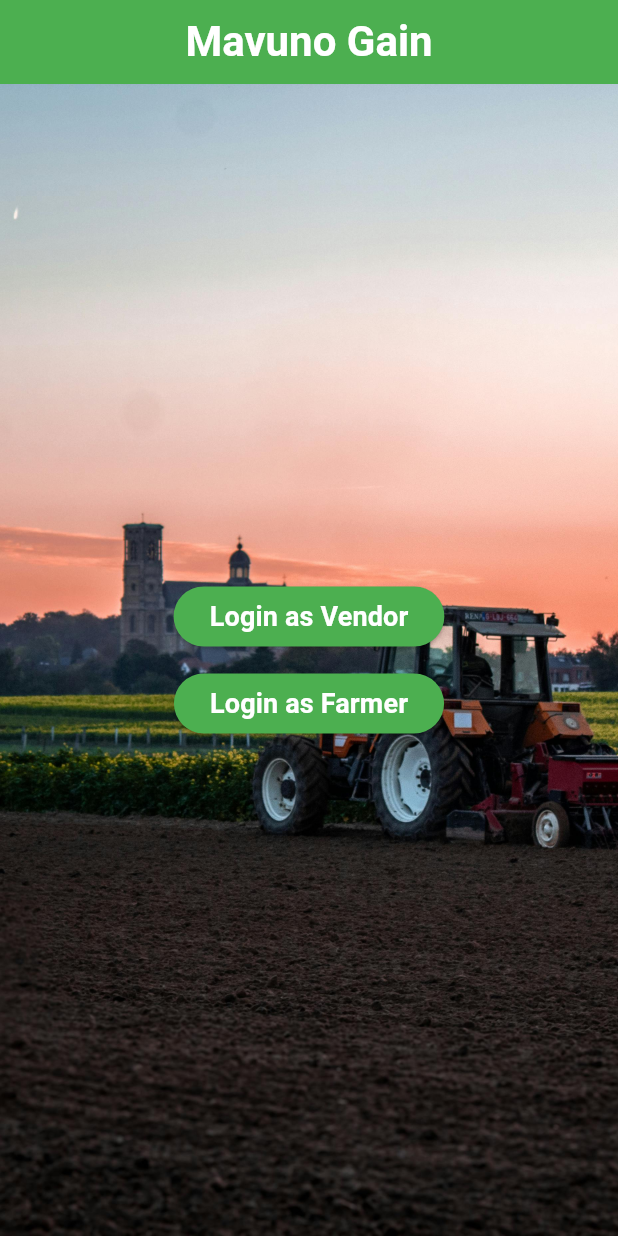
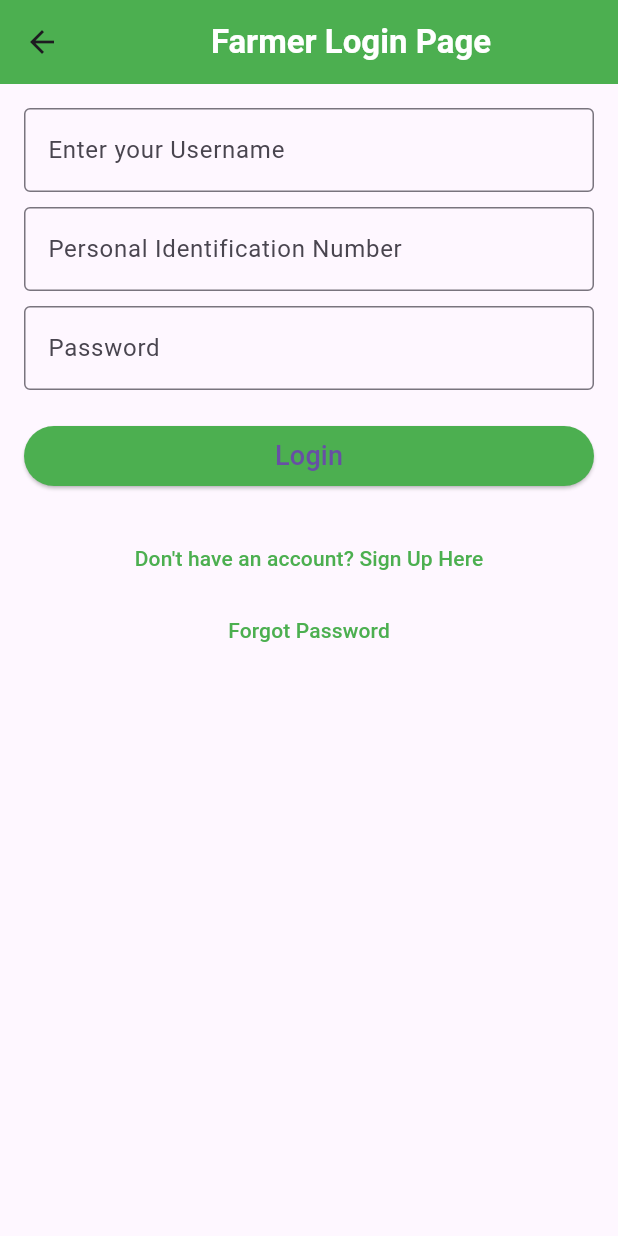
Before and after one commit to MagadiM/mavuno_gain, a Flutter app: the screen it shows after launch, after a tap on "Login as Farmer", on a phone screen of 412 x 824 dp. Run offline on Flutter 3.47's test engine with Material 3 defaults, Android fonts, the phone set to English and light mode, and no system bars.

```diff
--- a/lib/main.dart
+++ b/lib/main.dart
@@ -1,4 +1,5 @@
 import 'package:flutter/material.dart';
+import 'package:mavuno_gain/screens/farmerlogin.dart';
 
 void main() {
   runApp(MavunoApp());
@@ -16,7 +17,7 @@ class MavunoApp extends StatelessWidget {
   }
 }
 
-//create the home page
+// Create the home page
 class MavunoHomePage extends StatelessWidget {
   @override
   Widget build(BuildContext context) {
@@ -56,6 +57,12 @@ class MavunoHomePage extends StatelessWidget {
                         children: [
                           ElevatedButton(
                             onPressed: () {
+                              Navigator.push(
+                                context,
+                                MaterialPageRoute(
+                                  builder: (context) => MavunoHomePage(), // Update to the correct page
+                                ),
+                              );
                               print("Login as a vendor");
                             },
                             style: ElevatedButton.styleFrom(
@@ -65,14 +72,20 @@ class MavunoHomePage extends StatelessWidget {
                               'Login as Vendor',
                               style: TextStyle(
                                 color: Colors.white,
-                                  fontSize: 18,
-                                  fontWeight: FontWeight.bold),
+                                fontSize: 16,
+                                fontWeight: FontWeight.bold,
+                              ),
                             ),
                           ),
                           SizedBox(height: 10),
                           ElevatedButton(
                             onPressed: () {
-                              print("Login as a Farmer");
+                              Navigator.push(
+                                context,
+                                MaterialPageRoute(
+                                  builder: (context) => FarmerLogin(),
+                                ),
+                              );
                             },
                             style: ElevatedButton.styleFrom(
                               backgroundColor: Colors.green,
@@ -81,8 +94,9 @@ class MavunoHomePage extends StatelessWidget {
                               'Login as Farmer',
                               style: TextStyle(
                                 color: Colors.white,
-                                  fontSize: 18,
-                                  fontWeight: FontWeight.bold),
+                                fontSize: 16,
+                                fontWeight: FontWeight.bold,
+                              ),
                             ),
                           ),
                         ],
@@ -93,6 +107,12 @@ class MavunoHomePage extends StatelessWidget {
                         children: [
                           ElevatedButton(
                             onPressed: () {
+                              Navigator.push(
+                                context,
+                                MaterialPageRoute(
+                                  builder: (context) => MavunoHomePage(),
+                                ),
+                              );
                               print('Login as a vendor');
                             },
                             style: ElevatedButton.styleFrom(
@@ -105,14 +125,20 @@ class MavunoHomePage extends StatelessWidget {
                                 style: TextStyle(
                                   color: Colors.white,
                                   fontSize: 20,
-                                    fontWeight: FontWeight.bold),
+                                  fontWeight: FontWeight.bold,
+                                ),
                               ),
                             ),
                           ),
                           SizedBox(width: 10),
                           ElevatedButton(
                             onPressed: () {
-                              print('Login as a Farmer');
+                              Navigator.push(
+                                context,
+                                MaterialPageRoute(
+                                  builder: (context) => FarmerLogin(),
+                                ),
+                              );
                             },
                             style: ElevatedButton.styleFrom(
                               backgroundColor: Colors.green,
@@ -124,7 +150,8 @@ class MavunoHomePage extends StatelessWidget {
                                 style: TextStyle(
                                   color: Colors.white,
                                   fontSize: 20,
-                                    fontWeight: FontWeight.bold),
+                                  fontWeight: FontWeight.bold,
+                                ),
                               ),
                             ),
                           ),
@@ -138,3 +165,22 @@ class MavunoHomePage extends StatelessWidget {
     );
   }
 }
+
+// // Placeholder for FarmerLogin page
+// class FarmerLogin extends StatelessWidget {
+//   @override
+//   Widget build(BuildContext context) {
+//     return Scaffold(
+//       appBar: AppBar(
+//         backgroundColor: Colors.green,
+//         title: Text('Farmer Login'),
+//       ),
+//       body: Center(
+//         child: Text(
+//           'Farmer Login Page',
+//           style: TextStyle(fontSize: 24),
+//         ),
+//       ),
+//     );
+//   }
+// }
--- a/lib/screens/farmerlogin.dart
+++ b/lib/screens/farmerlogin.dart
@@ -0,0 +1,104 @@
+import 'package:flutter/material.dart';
+import 'package:mavuno_gain/main.dart';
+
+// Farmer login widget screen
+class FarmerLogin extends StatelessWidget {
+  FarmerLogin({super.key});
+
+  @override
+  Widget build(BuildContext context) {
+    return Scaffold(
+      appBar: AppBar(
+        backgroundColor: Colors.green,
+        title: Center(
+          child: Text(
+            'Farmer Login Page',
+            style: TextStyle(
+              color: Colors.white,
+              fontWeight: FontWeight.bold,
+            ),
+          ),
+        ),
+      ),
+      // body widget which has a login form
+      body: SingleChildScrollView(
+        padding: EdgeInsets.all(16.0),
+        child: Column(
+          mainAxisAlignment: MainAxisAlignment.center,
+          crossAxisAlignment: CrossAxisAlignment.stretch,
+          children: [
+            // Username field
+            TextField(
+              decoration: InputDecoration(
+                labelText: 'Enter your Username',
+                border: OutlineInputBorder(),
+              ),
+            ),
+            SizedBox(height: 10),
+            // Personal Identification Number field
+            TextField(
+              decoration: InputDecoration(
+                labelText: 'Personal Identification Number',
+                border: OutlineInputBorder(),
+              ),
+              keyboardType: TextInputType.number,
+            ),
+            SizedBox(height: 10),
+            // Password field
+            TextField(
+              decoration: InputDecoration(
+                labelText: 'Password',
+                border: OutlineInputBorder(),
+              ),
+              obscureText: true, // Hides the input for passwords
+            ),
+            SizedBox(height: 20),
+            // Login button
+            ElevatedButton(
+              onPressed: () {
+                Navigator.push(
+                  context,
+                  MaterialPageRoute(builder: (context) => MavunoHomePage()),
+                );
+              },
+              style: ElevatedButton.styleFrom(
+                backgroundColor: Colors.green,
+              ),
+              child: Text(
+                'Login',
+                style: TextStyle(fontSize: 18),
+              ),
+            ),
+            SizedBox(height: 20),
+            // Sign-up link
+            TextButton(
+              onPressed: () {
+                Navigator.push(
+                  context,
+                  MaterialPageRoute(builder: (context) => MavunoHomePage()),
+                );
+              },
+              child: Text(
+                'Don\'t have an account? Sign Up Here',
+                style: TextStyle(color: Colors.green),
+              ),
+            ),
+            // Forgot password link
+            TextButton(
+              onPressed: () {
+                Navigator.push(
+                  context,
+                  MaterialPageRoute(builder: (context) => MavunoHomePage()),
+                );
+              },
+              child: Text(
+                'Forgot Password',
+                style: TextStyle(color: Colors.green),
+              ),
+            ),
+          ],
+        ),
+      ),
+    );
+  }
+}
```
Also changed, not shown: lib/screens/farmersignup.dart (added, +72 -0 lines). Lines whose indentation alone changed are shown as unchanged.
